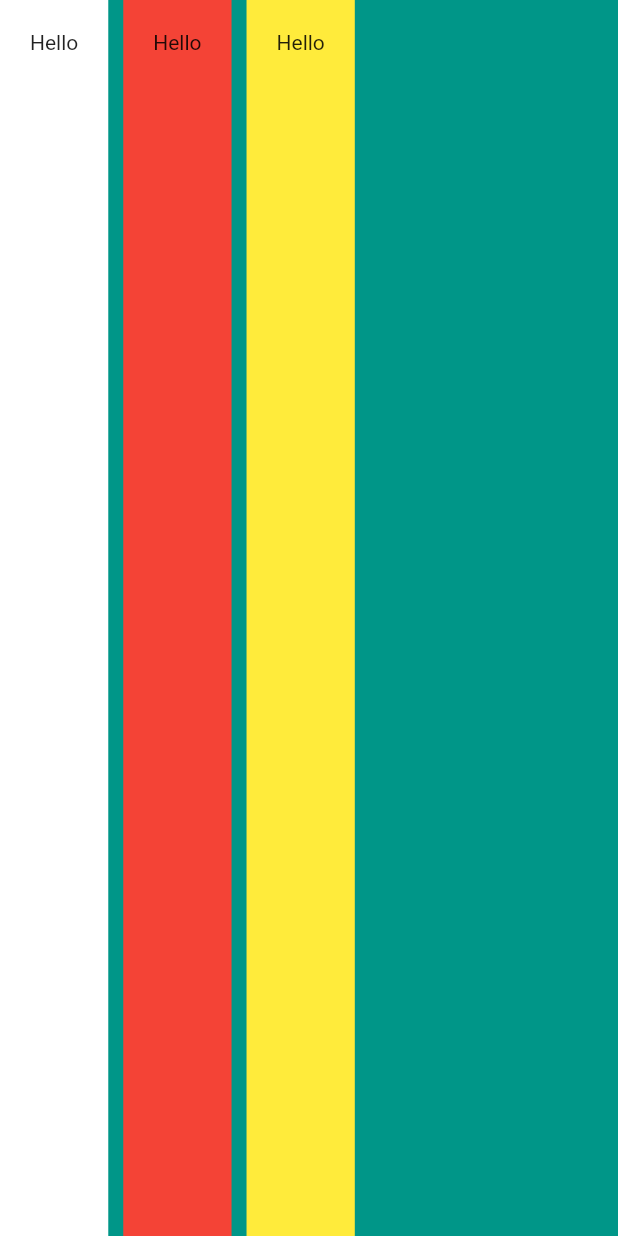
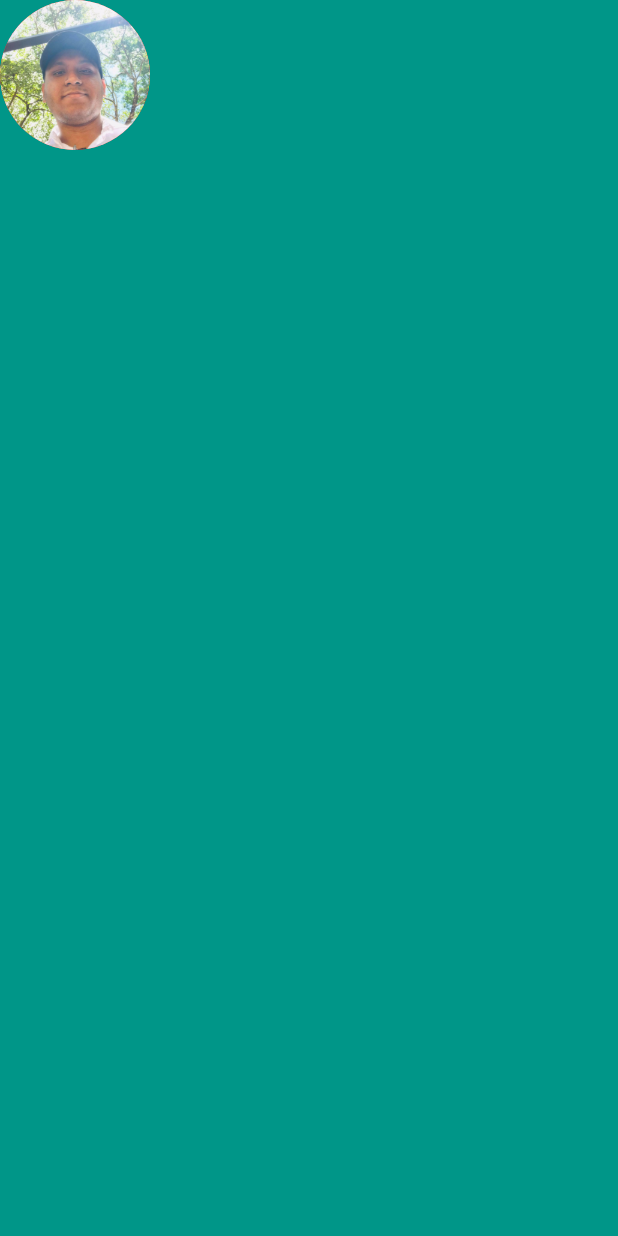
Before and after one commit to Rananjaya/flutter_business_Card, a Flutter app: the screen it shows after launch, on a phone screen of 412 x 824 dp. Run offline on Flutter 3.47's test engine with Material 2 defaults, Android fonts, the phone set to English and light mode, and no system bars; missing offline and left inert: dart:ffi.

Commit message:
add avatr

```diff
--- a/lib/main.dart
+++ b/lib/main.dart
@@ -13,59 +13,17 @@ class MyApp extends StatelessWidget {
     return MaterialApp(
       home: Scaffold(
         backgroundColor: Colors.teal,
-        body: SafeArea( // safe area is used to get our widget to safearea only take the space to visibale to user
-          child: Row(
-            // verticalDirection: VerticalDirection.up,
-            //verticalDirection: VerticalDirection.down,
-            // mainAxisAlignment: MainAxisAlignment.center,
-            // mainAxisAlignment: MainAxisAlignment.start,
-            //mainAxisAlignment: MainAxisAlignment.end,
-            // mainAxisAlignment: MainAxisAlignment.spaceEvenly,
-            // mainAxisAlignment: MainAxisAlignment.spaceAround,
-            // mainAxisAlignment: MainAxisAlignment.spaceBetween,
-            // crossAxisAlignment: CrossAxisAlignment.end,
-            crossAxisAlignment: CrossAxisAlignment.stretch,
-             children: [
-               Container( // container widget just like dev in javascrpit and view in react native / if contanoner without childern it will get full area as soon as possible or if it ha childern it wiil get childer size
-                 color: Colors.white,// contioner olny has one child
-                 child: Text('Hello'),
-                 height: 100.0, // give height and width for contionor
-                 // width: double.infinity, // give with for contioner
-                  //margin: EdgeInsets.all(20.0), // add marign for all top bottom left right to 20.0 pixels
-                  // margin: EdgeInsets.symmetric(vertical: 50.0,horizontal: 10.0), // give margin  for horizontal and vertical postions
-                  //margin: EdgeInsets.fromLTRB(10.0, 20.0, 10.0, 10.0) // give the indivigula vlues for each sides.
-                 // margin: EdgeInsets.only(left:20.0), // only give one side
-                 padding: EdgeInsets.all(20.0),
-               ),
-                SizedBox(
-                 width: 10.0,
-                ),
-               Container(
-                 color: Colors.red,
-                 child: Text('Hello'),
-                 height: 100.0,
-                 // width: double.infinity,
-                 // margin: EdgeInsets.only(left:20.0),
-                 padding: EdgeInsets.all(20.0),
-               ),
-               SizedBox(
-                 width: 10.0,
-               ),
-               Container(
-                 color: Colors.yellow,
-                 child: Text('Hello'),
-                 height: 100.0,
-                 // width: double.infinity,
-                 // margin: EdgeInsets.only(left:20.0),
-                 padding: EdgeInsets.all(20.0),
-               ),
-               // Container(     // this is the one way to strach to cross side (virudda side ekata)
-               //   width: double.infinity,
-               //   height: 10.0,
-               // ),
-             ],
-          ),
-        ),
+        body: SafeArea(
+            // safe area is used to get our widget to safearea only take the space to visibale to user
+            child: Column(
+          children: [
+            CircleAvatar(
+              radius: 50.0,
+              backgroundColor: Colors.red,
+              backgroundImage: AssetImage('images/me.jpg'),
+            ),
+          ],
+        )),
       ),
     );
   }
--- a/pubspec.yaml
+++ b/pubspec.yaml
@@ -37,9 +37,8 @@ flutter:
   uses-material-design: true
 
   # To add assets to your application, add an assets section, like this:
-  # assets:
-  #  - images/a_dot_burr.jpeg
-  #  - images/a_dot_ham.jpeg
+  assets:
+    - images/
 
   # An image asset can refer to one or more resolution-specific "variants", see
   # https://flutter.io/assets-and-images/#resolution-aware.
```
Also changed, not shown: images/me.jpg (added).
